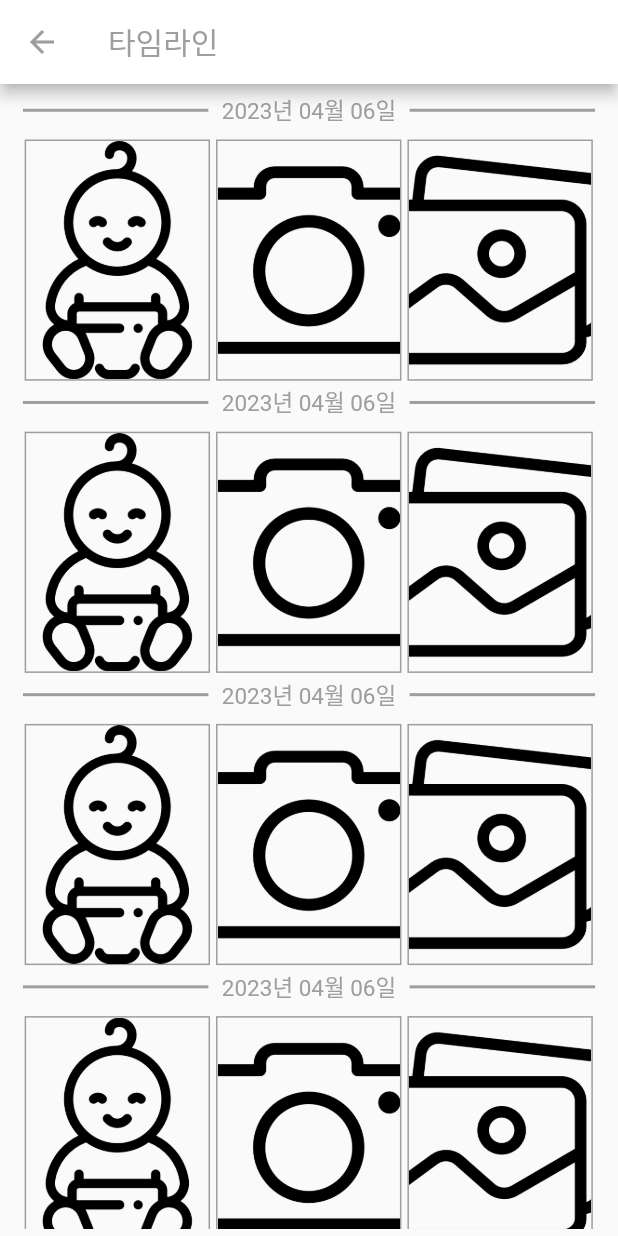
After one commit to ChoiYoungHan/CareApp, a Flutter app: the HomePage screen opened directly, item 2 of the bottom bar chosen, after a tap on the "view timeline" icon, on a phone screen of 412 x 824 dp. The commit adds this screen. Run offline on Flutter 3.47's test engine with Material 2 defaults, Android fonts, the phone set to English and light mode, and no system bars; our stand-ins replace image_picker, table_calendar.

Commit message:
타임라인 UI 추가

```diff
--- a/lib/main.dart
+++ b/lib/main.dart
@@ -1,5 +1,6 @@
 import 'package:care_application/home_page.dart';
 import 'package:care_application/input_diary.dart';
+import 'package:care_application/timeline.dart';
 import 'package:flutter/material.dart';
 import 'package:table_calendar/table_calendar.dart';
 
@@ -33,7 +34,20 @@ class _Calendar_PageState extends State<Calendar_Page> {
       appBar: AppBar( // 상단 바
         automaticallyImplyLeading: false, // 뒤로가기 버튼이 자동으로 생성되는 것을 방지
         backgroundColor: Colors.white, // 배경색: 흰색
-        title: Text('캘린더', style: TextStyle(color: Colors.grey)) // 제목을 '캘린더'로 한다. 색상은 회색
+        title: Text('캘린더', style: TextStyle(color: Colors.grey)), // 제목을 '캘린더'로 한다. 색상은 회색
+        actions: [ // 상단바의 우측에 출력
+          Center( // 가운데 정렬 위젯
+            child: Padding( // 여백을 주기 위해 사용하는 위젯
+              padding: EdgeInsets.fromLTRB(0, 0, 10, 0), // 우측에만 10의 여백을 줌
+              child: IconButton( // 아이콘 버튼 위젯
+                onPressed: (){ // 아이콘을 클릭할 경우에 동작할 코드
+                  Navigator.of(context).push(MaterialPageRoute(builder: (context) => Time_Line()));
+                },
+                icon: Icon(Icons.view_timeline_outlined, color: Colors.orange) // 타임라인 아이콘, 색상은 주황
+              )
+            )
+          )
+        ]
       ),
       body: SafeArea( // MediaQuery를 통해 앱의 실제 화면 크기를 계산하고 이를 영역으로 삼아 내용을 표시
         child: GestureDetector( // Container와 같이 Gesture를 감지할 수 없는 위젯들에게 Gesture 기능을 부여할 수 있는 위젯
--- /dev/null
+++ b/lib/timeline.dart
@@ -0,0 +1,115 @@
+import 'package:care_application/main.dart';
+import 'package:flutter/material.dart';
+
+class Time_Line extends StatelessWidget {
+  const Time_Line({Key? key}) : super(key: key);
+
+  @override
+  Widget build(BuildContext context) {
+    return MaterialApp(
+      debugShowCheckedModeBanner: false, // 우측 상단에 출력되는 debug 리본 제거
+      home: TimeLine()
+    );
+  }
+}
+
+class TimeLine extends StatefulWidget {
+  const TimeLine({Key? key}) : super(key: key);
+
+  @override
+  State<TimeLine> createState() => _TimeLineState();
+}
+
+class _TimeLineState extends State<TimeLine> {
+
+  List<String> image = ['assets/baby.png', 'assets/camera.png', 'assets/gallery.png', 'assets/newborn.png', 'assets/week_baby.png'];
+
+  @override
+  Widget build(BuildContext context) {
+    return Scaffold(
+      resizeToAvoidBottomInset: false, // 화면이 밀려 올라가는 것을 방지
+      appBar: AppBar( // 상단 바
+        backgroundColor: Colors.white, // 배경은 흰색
+        leading: IconButton( // 아이콘 버튼 위젯
+          onPressed: (){ // 아이콘 클릭 시 동작할 코드 구현
+            Navigator.of(context).push(MaterialPageRoute(builder: (context) => MyApp()));
+          },
+          icon: Icon(Icons.arrow_back, color: Colors.grey) // 뒤로가기 버튼, 회색
+        ),
+        title: Text('타임라인', style: TextStyle(color: Colors.grey)) // '타임라인' 문구 출력, 회색
+      ),
+      body: SafeArea( // MediaQuery를 통해 앱의 실제 화면 크기를 계산하고 이를 영역으로 삼아 내용을 표시
+        child: Padding( // 여백을 주기 위해 사용하는 위젯
+          padding: EdgeInsets.all(5), // 모든 면의 여백을 5만큼 줌
+          child: Container( // 상자 위젯
+            child: ListView.builder( // 리스트뷰 위젯
+              itemCount: 9, // 리스트아이템 개수
+              itemBuilder: (context, index){
+                return Padding( // 여백을 주기 위해 사용하는 위젯
+                  padding: EdgeInsets.symmetric(horizontal: 5), // 좌 우에 5만큼의 여백을 줌
+                  child: Container( // 상자 위젯
+                    child: Column( // 세로 정렬
+                      children: [
+                        Container( // 상자 위젯
+                          height: 25, // 높이 25
+                          child: Row( // 가로 정렬
+                            mainAxisAlignment: MainAxisAlignment.spaceEvenly, // 일정한 간격을 두고 정렬
+                            children: [
+                              Container( // 상자 위젯
+                                width: MediaQuery.of(context).size.width * 0.3, // 화면 가로 길이의 30%만큼 너비를 설정
+                                height: 2, // 높이 2
+                                decoration: BoxDecoration( // 상자 위젯 디자인
+                                  border: Border(bottom: BorderSide(color: Colors.grey, width: 2)) // 아래 테두리, 회색, 두께 2
+                                )
+                              ),
+                              Container( // 상자 위젯
+                                width: MediaQuery.of(context).size.width * 0.3, // 화면 가로 길이의 30%만큼 너비를 설정
+                                child: Center( // 가운데 정렬 위젯
+                                  child: Text('2023년 04월 06일', style: TextStyle(color: Colors.grey, fontSize: 15) // 회색, 크기 15
+                                  )
+                                )
+                              ),
+                              Container( // 상자 위젯
+                                width: MediaQuery.of(context).size.width * 0.3, // 화면 가로 길이의 30%만큼 너비를 설정
+                                height: 2, // 높이 2
+                                decoration: BoxDecoration( // 상자 위젯 디자인
+                                    border: Border(bottom: BorderSide(color: Colors.grey, width: 2)) // 아래 테두리, 회색, 두께 2
+                                )
+                              )
+                            ]
+                          )
+                        ),
+                        Padding( // 여백을 주기 위해 사용하는 위젯
+                          padding: EdgeInsets.fromLTRB(0, 5, 0, 0), // 아래 5의 여백을 줌
+                          child: Container( // 상자 위젯
+                            width: MediaQuery.of(context).size.width * 0.93, // 화면 가로 길이의 93%만큼 너비를 줌
+                            height: MediaQuery.of(context).size.height * 0.2, // 화면 세로 길이의 20%만큼 높이를 줌
+                            child: ListView.builder( // 리스트뷰 위젯
+                              scrollDirection: Axis.horizontal, // 리스트뷰를 가로로 함
+                              itemCount: 5,
+                              itemBuilder: (context, index){
+                                return Container( // 상자 위젯
+                                  margin: EdgeInsets.all(2), // 모든 면의 마진을 2만큼 줌
+                                  width: MediaQuery.of(context).size.width * 0.3, // 화면 가로 길이의 30%만큼 너비로 설정
+                                  height: MediaQuery.of(context).size.height * 0.2, // 화면 세로 길이의 20%만큼 높이로 설정
+                                  decoration: BoxDecoration( // 상자 위젯 디자인
+                                    border: Border.all(color: Colors.grey, width: 1)
+                                  ),
+                                  child: Image.asset(image[index], fit: BoxFit.cover) // 배열의 크기만큼
+                                );
+                              }
+                            )
+                          ),
+                        )
+                      ]
+                    )
+                  ),
+                );
+              }
+            )
+          ),
+        )
+      )
+    );
+  }
+}
```
